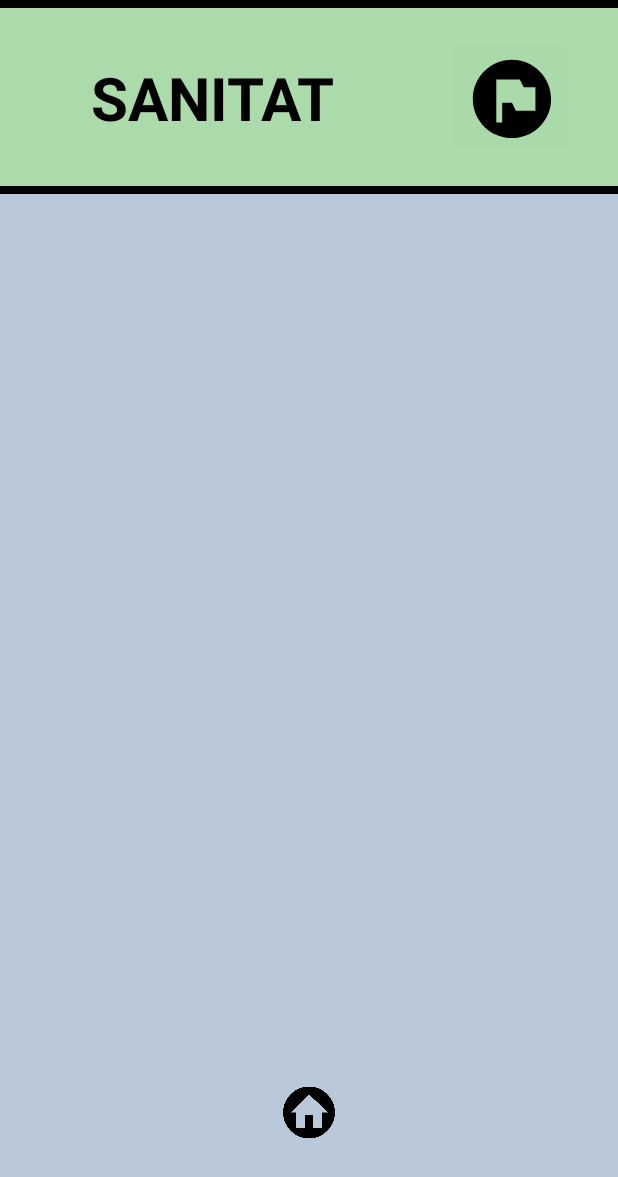
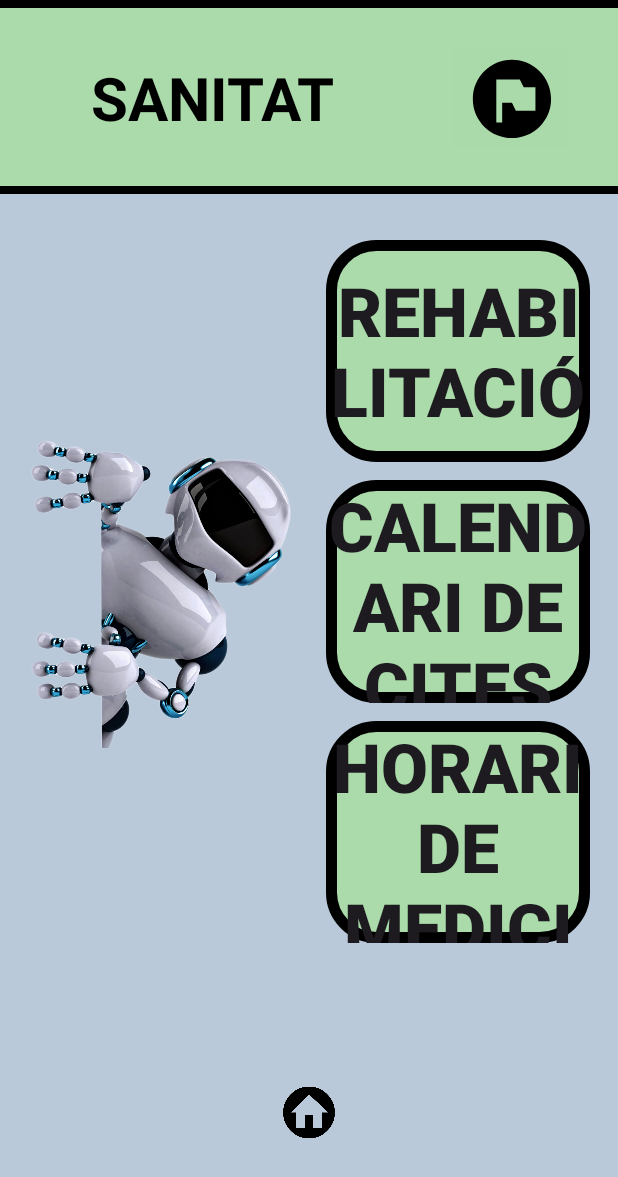
Before and after one commit to Jordiii5/URMETRO_APP, an Android app: the fragment ModulSanitatFragment shown on its own in the app's theme, on a phone screen of 412 x 824 dp. Shown: the top 1177 px of the screen. Run offline under Robolectric (Android 15) with nearby library versions, the phone set to English and light mode, and no system bars.

Commit message:
ajust de gruix de bores y fragmen rel modul de sanitat

```diff
--- a/app/src/main/res/drawable/entreteniment_menu.xml
+++ b/app/src/main/res/drawable/entreteniment_menu.xml
@@ -3,7 +3,7 @@
     android:padding="16dp"
     android:shape="rectangle">
     <stroke
-        android:width="10dp"
+        android:width="7dp"
         android:color="@android:color/black" />
     <corners android:radius="50dp" />
     <solid
--- a/app/src/main/res/drawable/movilitat_menu.xml
+++ b/app/src/main/res/drawable/movilitat_menu.xml
@@ -3,7 +3,7 @@
     android:padding="16dp"
     android:shape="rectangle">
     <stroke
-        android:width="10dp"
+        android:width="7dp"
         android:color="@android:color/black" />
     <corners android:radius="50dp" />
     <solid
--- /dev/null
+++ b/app/src/main/res/drawable/sanitat_boto.xml
@@ -0,0 +1,12 @@
+<?xml version="1.0" encoding="utf-8"?>
+<shape xmlns:android="http://schemas.android.com/apk/res/android"
+    android:padding="16dp"
+    android:shape="rectangle">
+    <stroke
+        android:width="7dp"
+        android:color="@color/black" />
+    <corners android:radius="30dp" />
+    <solid
+        android:color="#809EED7D"
+        />
+</shape>
--- a/app/src/main/res/drawable/sanitat_menu.xml
+++ b/app/src/main/res/drawable/sanitat_menu.xml
@@ -3,7 +3,7 @@
     android:padding="16dp"
     android:shape="rectangle">
     <stroke
-        android:width="10dp"
+        android:width="7dp"
         android:color="@android:color/black" />
     <corners android:radius="50dp" />
     <solid
--- a/app/src/main/res/drawable/socialitzacio_boto.xml
+++ b/app/src/main/res/drawable/socialitzacio_boto.xml
@@ -3,7 +3,7 @@
     android:padding="16dp"
     android:shape="rectangle">
     <stroke
-        android:width="10dp"
+        android:width="7dp"
         android:color="@color/socialitzacio" />
     <corners android:radius="30dp" />
     <solid
--- a/app/src/main/res/layout/fragment_modul_sanitat.xml
+++ b/app/src/main/res/layout/fragment_modul_sanitat.xml
@@ -40,6 +40,80 @@
             />
 
     </androidx.constraintlayout.widget.ConstraintLayout>
+
+
+    <ImageView
+        android:id="@+id/robot_img"
+        android:layout_width="0dp"
+        android:layout_height="0dp"
+        app:layout_constraintWidth_percent="0.45"
+        app:layout_constraintHeight_percent="0.6"
+        app:layout_constraintTop_toBottomOf="@id/container_cap"
+        app:layout_constraintBottom_toTopOf="@id/menu"
+        app:layout_constraintStart_toStartOf="parent"
+        app:layout_constraintEnd_toStartOf="@id/container_sanitat"
+        android:src="@drawable/robot"
+        />
+    <androidx.constraintlayout.widget.ConstraintLayout
+        android:id="@+id/container_sanitat"
+        android:layout_width="0dp"
+        android:layout_height="0dp"
+        app:layout_constraintWidth_percent="0.45"
+        app:layout_constraintHeight_percent="0.6"
+        app:layout_constraintTop_toBottomOf="@id/container_cap"
+        app:layout_constraintBottom_toTopOf="@id/menu"
+        app:layout_constraintStart_toEndOf="@id/robot_img"
+        app:layout_constraintEnd_toEndOf="parent"
+        >
+
+        <androidx.appcompat.widget.AppCompatButton
+            android:id="@+id/rehabilitacio"
+            android:layout_width="0dp"
+            android:layout_height="0dp"
+            app:layout_constraintWidth_percent="0.95"
+            app:layout_constraintHeight_percent="0.3"
+            android:background="@drawable/sanitat_boto"
+            app:layout_constraintStart_toStartOf="@id/container_sanitat"
+            app:layout_constraintEnd_toEndOf="@id/container_sanitat"
+            app:layout_constraintTop_toTopOf="@id/container_sanitat"
+            app:layout_constraintBottom_toTopOf="@id/cites"
+            android:text="REHABILITACIÓ"
+            android:textStyle="bold"
+            android:textSize="45dp"
+            />
+        <androidx.appcompat.widget.AppCompatButton
+            android:id="@+id/cites"
+            android:layout_width="0dp"
+            android:layout_height="0dp"
+            app:layout_constraintWidth_percent="0.95"
+            app:layout_constraintHeight_percent="0.3"
+            android:background="@drawable/sanitat_boto"
+            app:layout_constraintStart_toStartOf="@id/container_sanitat"
+            app:layout_constraintEnd_toEndOf="@id/container_sanitat"
+            app:layout_constraintTop_toBottomOf="@id/rehabilitacio"
+            app:layout_constraintBottom_toTopOf="@id/medicacions"
+            android:text="CALENDARI DE CITES"
+            android:textStyle="bold"
+            android:textSize="45dp"
+            />
+        <androidx.appcompat.widget.AppCompatButton
+            android:id="@+id/medicacions"
+            android:layout_width="0dp"
+            android:layout_height="0dp"
+            app:layout_constraintWidth_percent="0.95"
+            app:layout_constraintHeight_percent="0.3"
+            android:background="@drawable/sanitat_boto"
+            app:layout_constraintStart_toStartOf="@id/container_sanitat"
+            app:layout_constraintEnd_toEndOf="@id/container_sanitat"
+            app:layout_constraintBottom_toBottomOf="@id/container_sanitat"
+            app:layout_constraintTop_toBottomOf="@id/cites"
+            android:text="HORARI DE MEDICINES"
+            android:textStyle="bold"
+            android:textSize="45dp"
+            />
+
+
+    </androidx.constraintlayout.widget.ConstraintLayout>
     <ImageView
         android:id="@+id/menu"
         android:layout_width="0dp"
@@ -53,4 +127,8 @@
         />
 
 
+
+
+
+
 </androidx.constraintlayout.widget.ConstraintLayout>
```
Also changed, not shown: app/src/main/res/drawable/robot.png (added).
